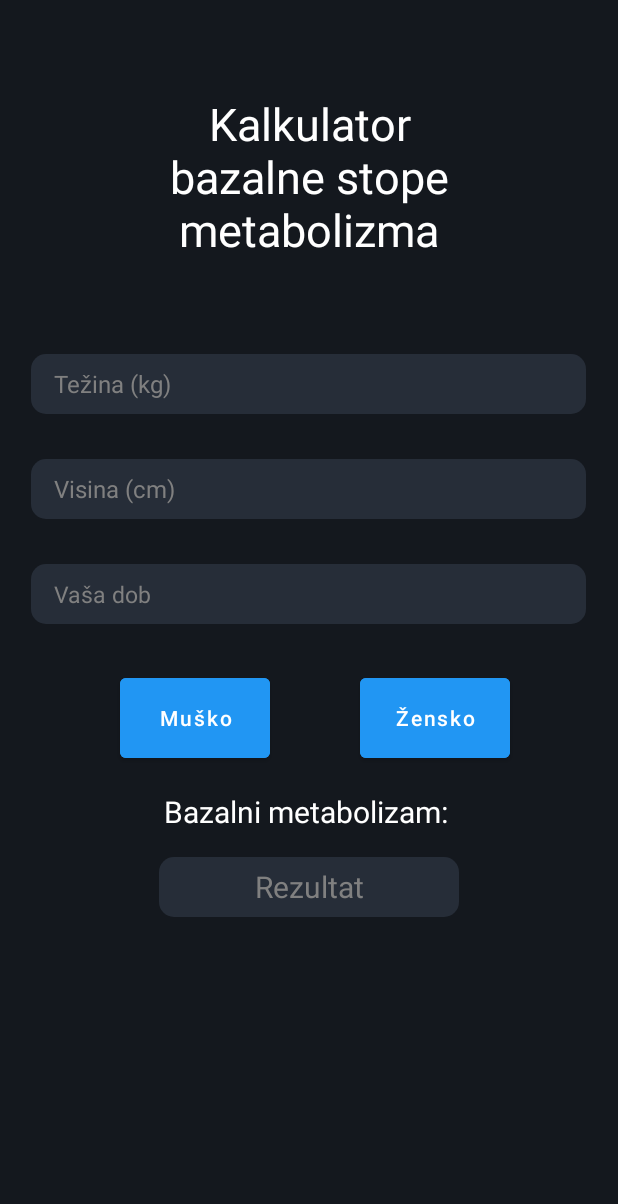
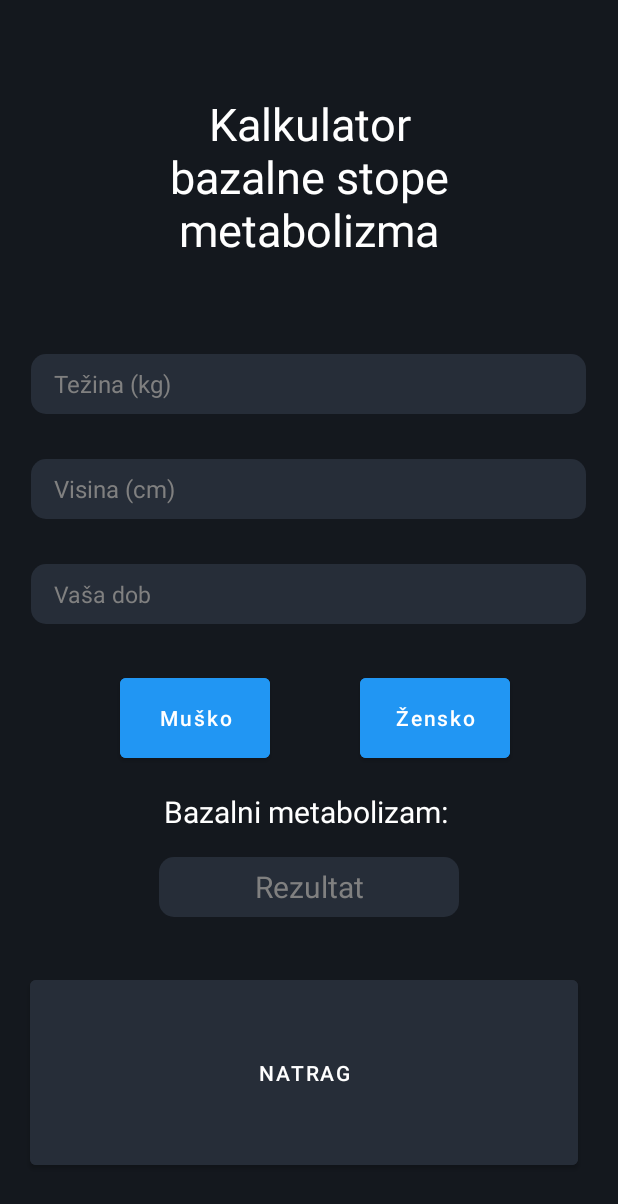
Before and after one commit to AndrejAntonic/RAMPU-projekt, an Android app: the CalculatorActivity screen opened directly, with no data from a screen before it, on a phone screen of 412 x 824 dp. Shown: the top 1204 px of the screen. Run offline under Robolectric (Android 15) with nearby library versions, the phone set to English and light mode, and no system bars.

Commit message:
Dodan gumb koji treba voditi natrag na profil fragment

```diff
--- a/Software/MyFitness/app/src/main/java/com/example/myfitness/CalculatorActivity.kt
+++ b/Software/MyFitness/app/src/main/java/com/example/myfitness/CalculatorActivity.kt
@@ -16,6 +16,7 @@ class CalculatorActivity : AppCompatActivity() {
     lateinit var editAge : EditText
     lateinit var genderMale : Button
     lateinit var genderFemale : Button
+    lateinit var btnGoToProfile : Button
 
 
     override fun onCreate(savedInstanceState: Bundle?) {
@@ -28,6 +29,7 @@ class CalculatorActivity : AppCompatActivity() {
         editAge = findViewById(R.id.edit_age)
         genderMale = findViewById(R.id.male)
         genderFemale = findViewById(R.id.female)
+        btnGoToProfile = findViewById(R.id.btn_go_to_profile_from_basal)
 
         genderMale.setOnClickListener{
             val firstEdit = editWeight.text.toString().toInt()
@@ -41,6 +43,10 @@ class CalculatorActivity : AppCompatActivity() {
             val secondEdit = editHeight.text.toString().toInt()
             val thirdEdit = editAge.text.toString().toInt()
             Female(firstEdit, secondEdit, thirdEdit)
+        }
+
+        btnGoToProfile.setOnClickListener {
+            // TODO: Napravit da ode natrag na profil fragment
         }
     }
 
--- a/Software/MyFitness/app/src/main/res/layout/activity_calculator.xml
+++ b/Software/MyFitness/app/src/main/res/layout/activity_calculator.xml
@@ -126,4 +126,19 @@
         android:text="@string/btn_female_select"
         android:textAllCaps="false" />
 
+
+    <Button
+        android:id="@+id/btn_go_to_profile_from_basal"
+        android:layout_width="365dp"
+        android:layout_height="42dp"
+        android:layout_below="@+id/display_result"
+        android:layout_alignParentBottom="true"
+        android:layout_marginLeft="20dp"
+        android:layout_marginTop="36dp"
+        android:layout_marginRight="20dp"
+        android:layout_marginBottom="41dp"
+        android:backgroundTint="@color/bg_dark_2"
+        android:text="@string/btn_back_basal_calculator"
+        android:textColor="@color/white" />
+
 </RelativeLayout>
--- a/Software/MyFitness/app/src/main/res/values/strings.xml
+++ b/Software/MyFitness/app/src/main/res/values/strings.xml
@@ -85,5 +85,7 @@
     <string name="btn_male_select">Muško</string>
     <string name="btn_female_select">Žensko</string>
     <string name="hint_basal_calculator_result">Rezultat</string>
+    <string name="btn_go_to_basal_calculator">bazalni kalkulator</string>
+    <string name="btn_back_basal_calculator">Natrag</string>
 
 </resources>
```
